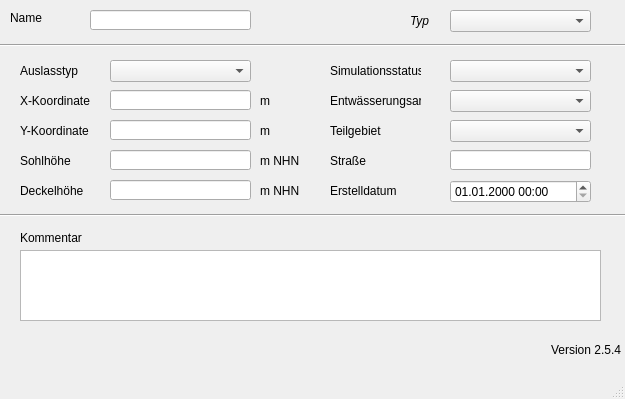
Old version of the form qkan/forms/qkan_auslaesse.ui in the repository hoettges/QKan.
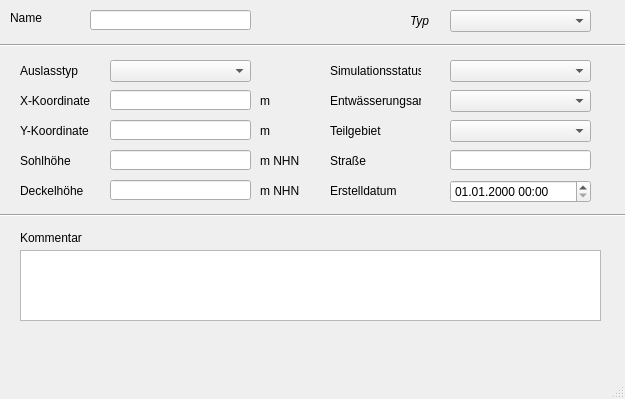
New version of the form. Custom widgets are drawn as their Qt base class.

Diff of the .ui file:
```diff
--- a/qkan/forms/qkan_auslaesse.ui
+++ b/qkan/forms/qkan_auslaesse.ui
@@ -367,25 +367,6 @@
      </rect>
     </property>
    </widget>
-   <widget class="QLabel" name="lb_version">
-    <property name="geometry">
-     <rect>
-      <x>550</x>
-      <y>340</y>
-      <width>71</width>
-      <height>20</height>
-     </rect>
-    </property>
-    <property name="toolTip">
-     <string>Version QKan Import</string>
-    </property>
-    <property name="text">
-     <string>Version 2.5.4</string>
-    </property>
-    <property name="alignment">
-     <set>Qt::AlignRight|Qt::AlignTrailing|Qt::AlignVCenter</set>
-    </property>
-   </widget>
    <widget class="QComboBox" name="schachttyp">
     <property name="geometry">
      <rect>
```
Left out of the diff: 2 changed lines with no effect on the pictures.
